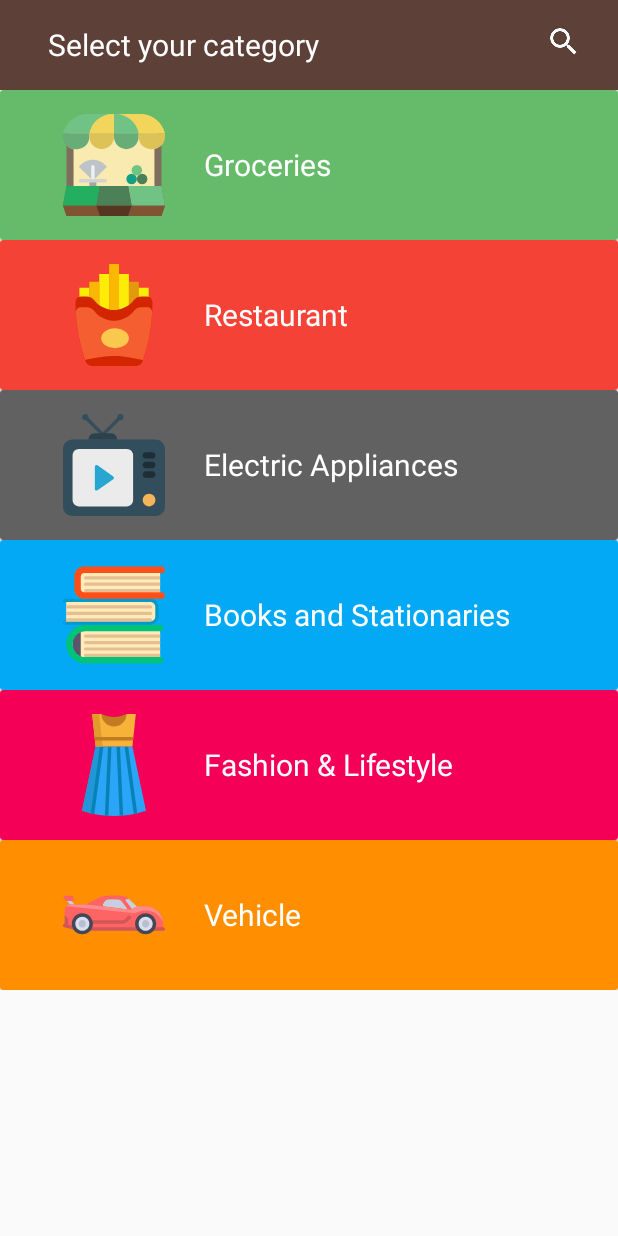
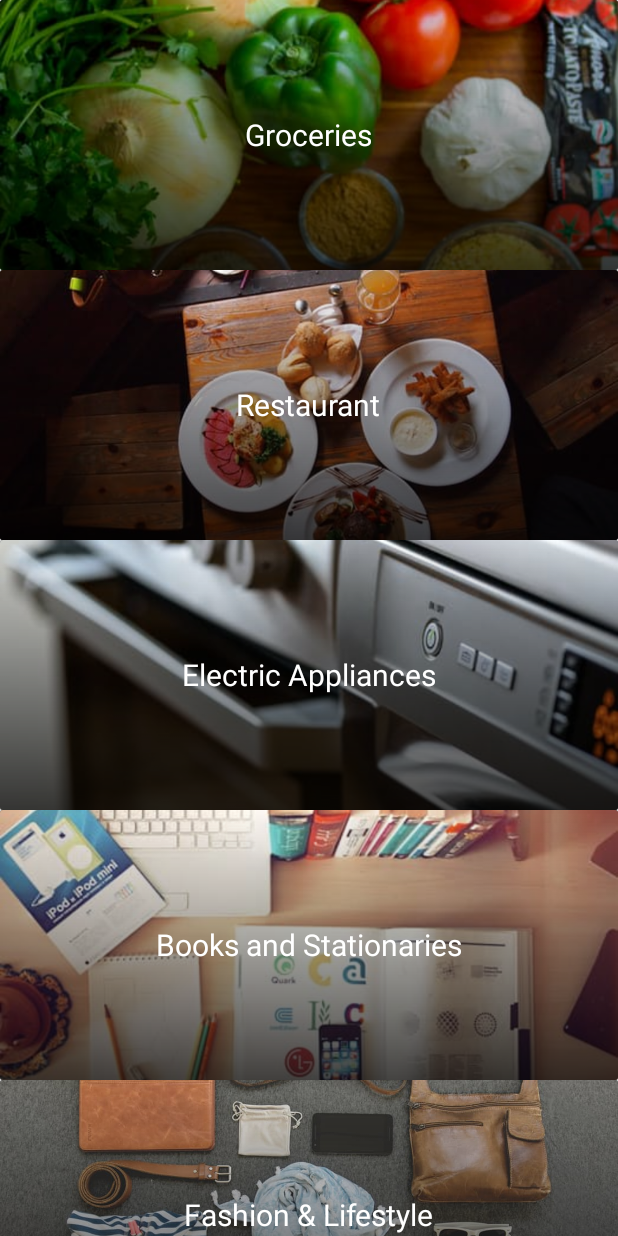
Before and after one commit to Jpdevelopers/Digital-Billing, an Android app: the CategoryActivity screen opened directly, with no data from a screen before it, on a phone screen of 412 x 824 dp. Run offline under Robolectric (Android 15) with nearby library versions, the phone set to English and light mode, and no system bars.

Commit message:
Modified Category Activity UI

```diff
--- a/app/src/main/java/app/com/thetechnocafe/digitalbilling/CategoryActivity.java
+++ b/app/src/main/java/app/com/thetechnocafe/digitalbilling/CategoryActivity.java
@@ -1,10 +1,8 @@
 package app.com.thetechnocafe.digitalbilling;
 
 import android.content.Context;
-import android.graphics.Color;
 import android.os.Bundle;
 import android.support.v7.app.AppCompatActivity;
-import android.support.v7.widget.CardView;
 import android.support.v7.widget.LinearLayoutManager;
 import android.support.v7.widget.RecyclerView;
 import android.view.LayoutInflater;
@@ -30,12 +28,12 @@ public class CategoryActivity extends AppCompatActivity {
         mCategoryRecyclerView.setLayoutManager(new LinearLayoutManager(getBaseContext()));
 
         ArrayList<CategoryModel> categories = new ArrayList<>();
-        categories.add(new CategoryModel("Groceries", R.drawable.grocery, Color.parseColor("#66BB6A")));
-        categories.add(new CategoryModel("Restaurant", R.drawable.fries, Color.parseColor("#F44336")));
-        categories.add(new CategoryModel("Electric Appliances", R.drawable.television, Color.parseColor("#616161")));
-        categories.add(new CategoryModel("Books and Stationaries", R.drawable.books, Color.parseColor("#03A9F4")));
-        categories.add(new CategoryModel("Fashion & Lifestyle", R.drawable.dress, Color.parseColor("#F50057")));
-        categories.add(new CategoryModel("Vehicle", R.drawable.racing, Color.parseColor("#FF8F00")));
+        categories.add(new CategoryModel("Groceries", R.drawable.groceries));
+        categories.add(new CategoryModel("Restaurant", R.drawable.restaurant));
+        categories.add(new CategoryModel("Electric Appliances", R.drawable.appliances));
+        categories.add(new CategoryModel("Books and Stationaries", R.drawable.book));
+        categories.add(new CategoryModel("Fashion & Lifestyle", R.drawable.fashion));
+        categories.add(new CategoryModel("Vehicle", R.drawable.cars));
 
         RecyclerAdapter adapter = new RecyclerAdapter(categories, getBaseContext());
         mCategoryRecyclerView.setAdapter(adapter);
@@ -62,7 +60,6 @@ public class CategoryActivity extends AppCompatActivity {
         public void onBindViewHolder(RecyclerViewHolder holder, int position) {
             holder.mCategoryTextView.setText(categories.get(position).getCategory());
             holder.mImageView.setImageDrawable(getResources().getDrawable(categories.get(position).getmImage()));
-            holder.mCardView.setCardBackgroundColor(categories.get(position).getBackgroundColor());
         }
 
         @Override
@@ -74,14 +71,12 @@ public class CategoryActivity extends AppCompatActivity {
     public class RecyclerViewHolder extends RecyclerView.ViewHolder implements View.OnClickListener {
         TextView mCategoryTextView;
         ImageView mImageView;
-        CardView mCardView;
 
         public RecyclerViewHolder(View itemView) {
             super(itemView);
             itemView.setOnClickListener(this);
             mImageView = (ImageView) itemView.findViewById(R.id.category_recycler_view_item_image_view);
             mCategoryTextView = (TextView) itemView.findViewById(R.id.category_recycler_view_item_text_view);
-            mCardView = (CardView) itemView.findViewById(R.id.category_recycler_view_item_card_view);
         }
 
         @Override
--- a/app/src/main/java/app/com/thetechnocafe/digitalbilling/Models/CategoryModel.java
+++ b/app/src/main/java/app/com/thetechnocafe/digitalbilling/Models/CategoryModel.java
@@ -7,12 +7,10 @@ package app.com.thetechnocafe.digitalbilling.Models;
 public class CategoryModel {
     String category;
     int mImage;
-    int backgroundColor;
 
-    public CategoryModel(String category, int mImage, int backgroundColor) {
+    public CategoryModel(String category, int mImage) {
         this.category = category;
         this.mImage = mImage;
-        this.backgroundColor = backgroundColor;
     }
 
     public String getCategory() {
@@ -30,12 +28,4 @@ public class CategoryModel {
     public void setmImage(int mImage) {
         this.mImage = mImage;
     }
-
-    public int getBackgroundColor() {
-        return backgroundColor;
-    }
-
-    public void setBackgroundColor(int backgroundColor) {
-        this.backgroundColor = backgroundColor;
-    }
 }
--- /dev/null
+++ b/app/src/main/res/drawable-mdpi/image_gradient.xml
@@ -0,0 +1,6 @@
+<shape xmlns:android="http://schemas.android.com/apk/res/android">
+    <gradient
+        android:angle="90"
+        android:endColor="#00000000"
+        android:startColor="#BB000000" />
+</shape>
--- a/app/src/main/res/drawable/books.xml
+++ /dev/null
@@ -1,57 +0,0 @@
-<vector xmlns:android="http://schemas.android.com/apk/res/android"
-    android:width="24dp"
-    android:height="24dp"
-    android:viewportHeight="504.0"
-    android:viewportWidth="504.0">
-    <path
-        android:fillColor="#FFEBB7"
-        android:pathData="M479.8,476h-375c-40.3,0 -73,-32.7 -73,-73v-14c0,-40.3 32.7,-73 73,-73h375V476z" />
-    <path
-        android:fillColor="#5C546A"
-        android:pathData="M47.8,332h40v128h-40z" />
-    <path
-        android:fillColor="#FFEBB7"
-        android:pathData="M441.8,292h-426V180h426c12.1,0 22,9.9 22,22v68C463.8,282.1 453.9,292 441.8,292z" />
-    <path
-        android:fillColor="#FFEBB7"
-        android:pathData="M71.8,36h408v120h-408z" />
-    <path
-        android:fillColor="#00C37A"
-        android:pathData="M480,492H112c-52.9,0 -96,-43.1 -96,-96s43.1,-96 96,-96h368c8.8,0 16,7.2 16,16s-7.2,16 -16,16H112c-35.3,0 -64,28.7 -64,64s28.7,64 64,64h368c8.8,0 16,7.2 16,16S488.8,492 480,492z" />
-    <path
-        android:fillColor="#009BCA"
-        android:pathData="M432,300H8c-4.4,0 -8,-3.6 -8,-8s3.6,-8 8,-8h424c13.2,0 24,-10.8 24,-24v-48c0,-13.2 -10.8,-24 -24,-24H8c-4.4,0 -8,-3.6 -8,-8s3.6,-8 8,-8h424c22.1,0 40,17.9 40,40v48C472,282.1 454.1,300 432,300z" />
-    <path
-        android:fillColor="#E6BE94"
-        android:pathData="M479.8,76h-368c-4.4,0 -8,-3.6 -8,-8l0,0c0,-4.4 3.6,-8 8,-8h368V76z" />
-    <path
-        android:fillColor="#E6BE94"
-        android:pathData="M479.8,108h-368c-4.4,0 -8,-3.6 -8,-8l0,0c0,-4.4 3.6,-8 8,-8h368V108z" />
-    <path
-        android:fillColor="#E6BE94"
-        android:pathData="M479.8,140h-368c-4.4,0 -8,-3.6 -8,-8l0,0c0,-4.4 3.6,-8 8,-8h368V140z" />
-    <path
-        android:fillColor="#E6BE94"
-        android:pathData="M15.8,204h416c4.4,0 8,3.6 8,8l0,0c0,4.4 -3.6,8 -8,8h-416C15.8,220 15.8,204 15.8,204z" />
-    <path
-        android:fillColor="#E6BE94"
-        android:pathData="M15.8,236h416c4.4,0 8,3.6 8,8l0,0c0,4.4 -3.6,8 -8,8h-416C15.8,252 15.8,236 15.8,236z" />
-    <path
-        android:fillColor="#E6BE94"
-        android:pathData="M15.8,268h416c4.4,0 8,3.6 8,8l0,0c0,4.4 -3.6,8 -8,8h-416C15.8,284 15.8,268 15.8,268z" />
-    <path
-        android:fillColor="#FF4F19"
-        android:pathData="M488,172H104c-26.5,0 -48,-21.5 -48,-48V60c0,-26.5 21.5,-48 48,-48h384c8.8,0 16,7.2 16,16s-7.2,16 -16,16H104c-8.8,0 -16,7.2 -16,16v64c0,8.8 7.2,16 16,16h384c8.8,0 16,7.2 16,16S496.8,172 488,172z" />
-    <path
-        android:fillColor="#E6BE94"
-        android:pathData="M111.8,444c-4.4,0 -8,3.6 -8,8s3.6,8 8,8h368v-16H111.8z" />
-    <path
-        android:fillColor="#E6BE94"
-        android:pathData="M111.8,412c-4.4,0 -8,3.6 -8,8s3.6,8 8,8h368v-16H111.8z" />
-    <path
-        android:fillColor="#E6BE94"
-        android:pathData="M111.8,380c-4.4,0 -8,3.6 -8,8s3.6,8 8,8h368v-16H111.8z" />
-    <path
-        android:fillColor="#E6BE94"
-        android:pathData="M111.8,348c-4.4,0 -8,3.6 -8,8s3.6,8 8,8h368v-16H111.8z" />
-</vector>
--- a/app/src/main/res/drawable/dress.xml
+++ /dev/null
@@ -1,36 +0,0 @@
-<vector xmlns:android="http://schemas.android.com/apk/res/android"
-    android:width="24dp"
-    android:height="24dp"
-    android:viewportHeight="512.001"
-    android:viewportWidth="512.001">
-    <path
-        android:fillColor="#C17C21"
-        android:pathData="M348.8,94.2H163.2L193,0l0,0c39.5,20.4 86.4,20.4 125.9,0l0,0L348.8,94.2z" />
-    <path
-        android:fillColor="#2BA5F7"
-        android:pathData="M416.7,486c-14.6,4.9 -29.4,9 -44.3,12.5c-5.7,1.3 -11.4,2.6 -17.1,3.7c-17.7,3.5 -35.5,6.1 -53.4,7.7c-5.8,0.5 -11.6,0.9 -17.5,1.3c-18.9,1.1 -37.9,1.1 -56.8,0c-5.8,-0.3 -11.6,-0.7 -17.5,-1.3c-17.9,-1.6 -35.7,-4.2 -53.4,-7.7c-5.7,-1.1 -11.5,-2.4 -17.1,-3.7c-14.9,-3.5 -29.7,-7.7 -44.3,-12.5l68.4,-322.3h184.7L416.7,486z" />
-    <path
-        android:fillColor="#2197D8"
-        android:pathData="M195.8,163.7h-32.2L95.3,486c14.6,4.9 29.4,9 44.3,12.5c4.3,1 8.7,2 13.1,2.9L195.8,163.7z" />
-    <path
-        android:fillColor="#0881B7"
-        android:pathData="M372.4,498.5c-5.7,1.3 -11.4,2.6 -17.1,3.7l-46.1,-338.5l-1,-7.5l17.3,-2.4l1.3,9.8L372.4,498.5z" />
-    <path
-        android:fillColor="#0881B7"
-        android:pathData="M203.9,156.2l-1,7.5l-46.1,338.5c-5.7,-1.1 -11.5,-2.4 -17.1,-3.7l45.6,-334.8l1.3,-9.8L203.9,156.2z" />
-    <path
-        android:fillColor="#0881B7"
-        android:pathData="M301.9,509.9c-5.8,0.5 -11.6,0.9 -17.5,1.3L268.6,163.7l-0.4,-8.3l17.5,-0.8l0.4,9.1L301.9,509.9z" />
-    <path
-        android:fillColor="#0881B7"
-        android:pathData="M243.8,155.4l-0.4,8.3l-15.8,347.5c-5.8,-0.3 -11.6,-0.7 -17.5,-1.3l15.8,-346.2l0.4,-9.1L243.8,155.4z" />
-    <path
-        android:fillColor="#F7B239"
-        android:pathData="M365.6,0l-12.2,115.4l-1.9,17.5l-3.2,30.8H163.7l-3.2,-30.8l-1.8,-17.5L146.4,0h46.6c0,34.8 28.2,63 63,63c34.8,0 63,-28.2 63,-63H365.6z" />
-    <path
-        android:fillColor="#E09B2D"
-        android:pathData="M193.4,115.4l-12.2,-115.4l-34.8,0l12.2,115.4l1.8,17.5l3.2,30.8l34.8,0l-3.2,-30.8z" />
-    <path
-        android:fillColor="#C17C21"
-        android:pathData="M353.4,115.4l-1.9,17.5l-191.2,0l-1.8,-17.5z" />
-</vector>
--- a/app/src/main/res/drawable/fries.xml
+++ /dev/null
@@ -1,36 +0,0 @@
-<vector xmlns:android="http://schemas.android.com/apk/res/android"
-    android:width="24dp"
-    android:height="24dp"
-    android:viewportHeight="51.5"
-    android:viewportWidth="51.5">
-    <path
-        android:fillColor="#FAB900"
-        android:pathData="M25.75,23.73c0.76,0 1.63,-0.11 2.54,-0.33V0h-5v23.41C24.16,23.62 25,23.73 25.75,23.73z" />
-    <path
-        android:fillColor="#FDEB08"
-        android:pathData="M33.28,21.18V5h-5v18C29.97,22.6 31.78,22.23 33.28,21.18z" />
-    <path
-        android:fillColor="#E09A0A"
-        android:pathData="M35.5,19.07c0.69,-0.96 1.67,-1.65 2.79,-1.97V9h-5v12C34.16,20.39 34.93,19.86 35.5,19.07z" />
-    <path
-        android:fillColor="#FDEB08"
-        android:pathData="M39.66,16.9h2.86c0.27,0 0.52,0.05 0.76,0.12V12h-5v5.1C38.73,16.98 39.19,16.9 39.66,16.9z" />
-    <path
-        android:fillColor="#FDEB08"
-        android:pathData="M23.28,23V5h-5v16.23C19.79,22.27 21.6,22.61 23.28,23z" />
-    <path
-        android:fillColor="#F8B700"
-        android:pathData="M16,19.07c0.59,0.82 1.38,1.31 2.28,1.93V9h-5v8.12C14.36,17.45 15.32,18.13 16,19.07z" />
-    <path
-        android:fillColor="#FDEB08"
-        android:pathData="M8.97,16.9h2.86c0.5,0 0.99,0.08 1.45,0.22V12h-5v5C8.5,16.94 8.73,16.9 8.97,16.9z" />
-    <path
-        android:fillColor="#D32500"
-        android:pathData="M39.66,16.4c-1.64,0 -3.19,0.79 -4.14,2.13c-2.06,2.91 -6.75,4.7 -9.78,4.7s-7.71,-1.78 -9.77,-4.7c-0.95,-1.34 -2.5,-2.13 -4.14,-2.13H8.97c-1.66,0 -2.65,1.45 -2.65,3.13l0,0.17c-0.02,9.79 1.61,19.52 4.82,28.76l0.22,0.65c0.46,1.31 1.96,2.38 3.35,2.38h22.06c1.77,0 3.28,-1.28 3.58,-3.03l0,0c3.26,-9.24 4.89,-18.98 4.82,-28.79l-0,-0.15c0,-1.68 -0.99,-3.13 -2.65,-3.13H39.66z" />
-    <path
-        android:fillColor="#F55E30"
-        android:pathData="M42.52,21.8h-2.86c-1.64,0 -3.19,0.79 -4.14,2.13c-2.06,2.91 -6.75,4.7 -9.78,4.7s-7.71,-1.78 -9.77,-4.7c-0.95,-1.34 -2.5,-2.13 -4.14,-2.13H8.97c-1.36,0 -2.26,0.98 -2.55,2.24c0.4,8.32 1.97,16.55 4.72,24.43c0,0 8.65,-1.97 14.64,-1.97c5.98,0 14.53,2.19 14.57,1.97c2.77,-7.85 4.35,-16.07 4.73,-24.37C44.81,22.8 43.9,21.8 42.52,21.8z" />
-    <path
-        android:fillColor="#FAC84D"
-        android:pathData="M19.28,37.5a7,5 0,1 0,14 0a7,5 0,1 0,-14 0z" />
-</vector>
--- a/app/src/main/res/drawable/grocery.xml
+++ /dev/null
@@ -1,81 +0,0 @@
-<vector xmlns:android="http://schemas.android.com/apk/res/android"
-    android:width="24dp"
-    android:height="24dp"
-    android:viewportHeight="58.0"
-    android:viewportWidth="58.0">
-    <path
-        android:fillColor="#F9EAB0"
-        android:pathData="M3,11h51v30h-51z" />
-    <path
-        android:fillColor="#7F5B53"
-        android:pathData="M56,41l-15,0l-4,0l-35,0l-2,11l2,6l35,0l4,0l15,0l2,-6z" />
-    <path
-        android:fillColor="#71C285"
-        android:pathData="M17,0h-2.98H14v0C7.5,0.01 1.84,4.37 0.1,10.64C-0.11,11.41 0.19,11 0.38,11H14h1h14V0H17z" />
-    <path
-        android:fillColor="#F3D55B"
-        android:pathData="M45,11h12.65c0.18,0 0.4,0.17 0.26,-0.34l-0.01,-0.02C56.28,4.69 51.08,0.47 45,0.04V0h-1.02H41H29v11h14H45z" />
-    <path
-        android:fillColor="#BDC3C7"
-        android:pathData="M17,37.97L9,29.97l1.13,-1.13c3.8,-3.8 9.95,-3.8 13.75,0L25,29.97l-8,8C17,37.97 17,37.97 17,37.97z" />
-    <path
-        android:fillColor="#A5A5A4"
-        android:pathData="M15,37.97h4v3h-4z" />
-    <path
-        android:fillColor="#14A085"
-        android:pathData="M39,37m-3,0a3,3 0,1 1,6 0a3,3 0,1 1,-6 0" />
-    <path
-        android:fillColor="#4C8056"
-        android:pathData="M45,37m-3,0a3,3 0,1 1,6 0a3,3 0,1 1,-6 0" />
-    <path
-        android:fillColor="#71C285"
-        android:pathData="M42,32m-3,0a3,3 0,1 1,6 0a3,3 0,1 1,-6 0" />
-    <path
-        android:fillColor="#F3D55B"
-        android:pathData="M29,11H15l0,0c1.16,-6.37 6.71,-11 13.18,-11H29V11z" />
-    <path
-        android:fillColor="#71C285"
-        android:pathData="M43,11H29V0h0.82C36.29,0 41.84,4.63 43,11L43,11z" />
-    <path
-        android:fillColor="#68AD77"
-        android:pathData="M8,20H7c-3.87,0 -7,-3.13 -7,-7l0,-1.84C0,11.07 0.07,11 0.16,11H15v2C15,16.87 11.87,20 8,20z" />
-    <path
-        android:fillColor="#DDC357"
-        android:pathData="M22,20L22,20c-3.87,0 -7,-3.13 -7,-7v-2h14v2C29,16.87 25.87,20 22,20z" />
-    <path
-        android:fillColor="#68AD77"
-        android:pathData="M36,20L36,20c-3.87,0 -7,-3.13 -7,-7v-2h14v2C43,16.87 39.87,20 36,20z" />
-    <path
-        android:fillColor="#DDC357"
-        android:pathData="M51,20h-1c-3.87,0 -7,-3.13 -7,-7v-2h14.84c0.09,0 0.16,0.07 0.16,0.16V13C58,16.87 54.87,20 51,20z" />
-    <path
-        android:fillColor="#7F6E5D"
-        android:pathData="M2,17.89V41h4V19.92C4.44,19.7 3.05,18.97 2,17.89z" />
-    <path
-        android:fillColor="#7F6E5D"
-        android:pathData="M52,19.92V41h4V17.89C54.95,18.97 53.56,19.7 52,19.92z" />
-    <path
-        android:fillColor="#805333"
-        android:pathData="M0,52l2,6l19,0l-2,-6z" />
-    <path
-        android:fillColor="#805333"
-        android:pathData="M39,52l-2,6l19,0l2,-6z" />
-    <path
-        android:fillColor="#563621"
-        android:pathData="M37,58l-16,0l-2,-6l20,0z" />
-    <path
-        android:fillColor="#ECF0F1"
-        android:pathData="M17,37.97c0,0 0,0 0,0L18,36.97v-7c0,-0.55 -0.45,-1 -1,-1s-1,0.45 -1,1v7L17,37.97z" />
-    <path
-        android:fillColor="#D1D4D1"
-        android:pathData="M24,38.97H10c-0.55,0 -1,-0.45 -1,-1s0.45,-1 1,-1h14c0.55,0 1,0.45 1,1S24.55,38.97 24,38.97z" />
-    <path
-        android:fillColor="#24AE5F"
-        android:pathData="M21,41l-19,0l-2,11l19,0z" />
-    <path
-        android:fillColor="#71C285"
-        android:pathData="M58,52l-2,-11l-19,0l2,11z" />
-    <path
-        android:fillColor="#4C8056"
-        android:pathData="M37,41l-16,0l-2,11l20,0z" />
-</vector>
--- a/app/src/main/res/drawable/racing.xml
+++ /dev/null
@@ -1,54 +0,0 @@
-<vector xmlns:android="http://schemas.android.com/apk/res/android"
-    android:width="24dp"
-    android:height="24dp"
-    android:viewportHeight="511.999"
-    android:viewportWidth="511.999">
-    <path
-        android:fillColor="#C7CFE2"
-        android:pathData="M46.1,217.4l-35.3,-44.1l13.8,-11l35.3,44.1z" />
-    <path
-        android:fillColor="#C7CFE2"
-        android:pathData="M206.5,213.4c-5.8,-0.7 -8.9,-7.2 -5.9,-12.2l6.9,-11.4c4.8,-7.9 13.2,-13.2 22.5,-13.2c0.1,0 0.1,0 0.2,0h43.5c8.3,0 16.2,3.9 21.2,10.6l31,41.4L206.5,213.4z" />
-    <path
-        android:fillColor="#C7CFE2"
-        android:pathData="M324,170.7c-0.7,-0.6 -1.6,-1.2 -2.5,-1.8h-39.1l61.8,69.5l35.3,-17.7C379.6,220.7 338.3,182.3 324,170.7z" />
-    <path
-        android:fillColor="#FF6464"
-        android:pathData="M414.9,211.9h-36.1c-5.2,0 -10.3,1.5 -14.7,4.4l-12.5,8.3c-1.5,1 -3.1,1.8 -4.7,2.4l-32.8,-43.8c-2.1,-2.8 -0.1,-6.8 3.4,-6.8h13.5c-2.7,-2.3 -5,-4.3 -6.9,-5.9c-7,-5.7 -20.2,-11.8 -50.4,-11.8h-43.5c-19.2,0 -38.1,4.5 -55.3,13.1l-62.2,31.1H35.3c-14.6,0 -26.5,11.9 -26.5,26.5v79.4l61.8,17.7h432.6v-26.5C503.2,251.4 463.6,211.9 414.9,211.9zM206.5,213.4c-5.8,-0.7 -8.9,-7.2 -5.9,-12.2l6.9,-11.4c4.8,-7.9 13.2,-13.2 22.5,-13.2c0.1,0 0.1,0 0.2,0h43.5c8.3,0 16.2,3.9 21.2,10.6l31,41.4L206.5,213.4z" />
-    <path
-        android:fillColor="#D2555A"
-        android:pathData="M503.2,335.4H105.9c-4.9,0 -8.8,-3.9 -8.8,-8.8s3.9,-8.8 8.8,-8.8h397.2c4.9,0 8.8,3.9 8.8,8.8S508.1,335.4 503.2,335.4z" />
-    <path
-        android:fillColor="#D7DEED"
-        android:pathData="M414.9,300.1m-44.1,0a44.1,44.1 0,1 1,88.3 0a44.1,44.1 0,1 1,-88.3 0" />
-    <path
-        android:fillColor="#464655"
-        android:pathData="M414.9,353.1c-29.2,0 -53,-23.8 -53,-53c0,-29.2 23.8,-53 53,-53c29.2,0 53,23.8 53,53C467.9,329.3 444.1,353.1 414.9,353.1zM414.9,264.8c-19.5,0 -35.3,15.8 -35.3,35.3s15.8,35.3 35.3,35.3c19.5,0 35.3,-15.8 35.3,-35.3C450.2,280.7 434.4,264.8 414.9,264.8z" />
-    <path
-        android:fillColor="#B8BFD4"
-        android:pathData="M414.9,300.1m-17.7,0a17.7,17.7 0,1 1,35.3 0a17.7,17.7 0,1 1,-35.3 0" />
-    <path
-        android:fillColor="#D2555A"
-        android:pathData="M79.5,335.4c-0.7,0 -1.4,-0.1 -2.1,-0.3L6.7,317.5c-4.7,-1.2 -7.6,-6 -6.4,-10.7c1.2,-4.7 6,-7.6 10.7,-6.4l70.6,17.7c4.7,1.2 7.6,6 6.4,10.7C87,332.8 83.4,335.4 79.5,335.4z" />
-    <path
-        android:fillColor="#D2555A"
-        android:pathData="M8.8,256l12.5,12.5c3.3,3.3 5.2,7.8 5.2,12.5v36.8l-17.7,-8.8C8.8,309 8.8,256 8.8,256z" />
-    <path
-        android:fillColor="#D2555A"
-        android:pathData="M294.3,300.1H141.2c-4.9,0 -8.8,-3.9 -8.8,-8.8s3.9,-8.8 8.8,-8.8h153.1c7.1,0 13.7,-2.8 18.7,-7.8l13.4,-13.4c3.4,-3.4 9,-3.4 12.5,0s3.4,9 0,12.5l-13.4,13.4C317.2,295.5 306.1,300.1 294.3,300.1z" />
-    <path
-        android:fillColor="#D7DEED"
-        android:pathData="M97.1,300.1m-44.1,0a44.1,44.1 0,1 1,88.3 0a44.1,44.1 0,1 1,-88.3 0" />
-    <path
-        android:fillColor="#464655"
-        android:pathData="M97.1,353.1c-29.2,0 -53,-23.8 -53,-53c0,-29.2 23.8,-53 53,-53s53,23.8 53,53C150.1,329.3 126.3,353.1 97.1,353.1zM97.1,264.8c-19.5,0 -35.3,15.8 -35.3,35.3s15.8,35.3 35.3,35.3s35.3,-15.8 35.3,-35.3C132.4,280.7 116.6,264.8 97.1,264.8z" />
-    <path
-        android:fillColor="#B8BFD4"
-        android:pathData="M97.1,300.1m-17.7,0a17.7,17.7 0,1 1,35.3 0a17.7,17.7 0,1 1,-35.3 0" />
-    <path
-        android:fillColor="#FF8B8B"
-        android:pathData="M15.2,212.5l338.9,33.9c4.7,0.5 9.5,-0.3 13.8,-2.3c20.6,-9.7 90,-34.5 134.7,46.2c-4.9,-44.1 -42.3,-78.5 -87.7,-78.5h-36.1c-5.2,0 -10.3,1.5 -14.7,4.4l-12.5,8.3c-1.5,1 -3.1,1.8 -4.7,2.4c0,0 -3.2,3.8 -21,1.5l-70.7,-9c-59.1,-7.4 -134.3,-16.6 -142.5,-16.6H35.3C27.2,203 20,206.8 15.2,212.5z" />
-    <path
-        android:fillColor="#FF6464"
-        android:pathData="M44.1,185.4H21.6c-7.6,0 -14.3,-4.9 -16.7,-12.1l-2.6,-7.9c-1.1,-3.2 1.3,-6.5 4.7,-6.5h37.3c4.9,0 8.8,4 8.8,8.8v8.8C53,181.4 49,185.4 44.1,185.4z" />
-</vector>
--- a/app/src/main/res/drawable/television.xml
+++ /dev/null
@@ -1,27 +0,0 @@
-<vector xmlns:android="http://schemas.android.com/apk/res/android"
-    android:width="24dp"
-    android:height="24dp"
-    android:viewportHeight="280.028"
-    android:viewportWidth="280.028">
-    <path
-        android:fillColor="#324D5B"
-        android:pathData="M26.25,70.01h227.52c14.5,0 26.25,11.76 26.25,26.25v157.51c0,14.49 -11.75,26.25 -26.25,26.25H26.25C11.76,280.03 0,268.27 0,253.77V96.26C0,81.76 11.76,70.01 26.25,70.01z" />
-    <path
-        android:fillColor="#1E2E37"
-        android:pathData="M227.52,122.51h17.5c4.84,0 8.75,-3.91 8.75,-8.75s-3.91,-8.75 -8.75,-8.75h-17.5c-4.83,0 -8.75,3.91 -8.75,8.75S222.69,122.51 227.52,122.51zM245.02,131.26h-17.5c-4.83,0 -8.75,3.91 -8.75,8.75s3.92,8.75 8.75,8.75h17.5c4.84,0 8.75,-3.91 8.75,-8.75S249.86,131.26 245.02,131.26zM245.02,157.51h-17.5c-4.83,0 -8.75,3.91 -8.75,8.75s3.92,8.75 8.75,8.75h17.5c4.84,0 8.75,-3.91 8.75,-8.75S249.86,157.51 245.02,157.51z" />
-    <path
-        android:fillColor="#F4B459"
-        android:pathData="M236.27,218.77c9.66,0 17.5,7.84 17.5,17.5s-7.84,17.5 -17.5,17.5s-17.5,-7.84 -17.5,-17.5S226.61,218.77 236.27,218.77z" />
-    <path
-        android:fillColor="#EBEBEB"
-        android:pathData="M43.75,96.26h131.26c9.66,0 17.5,7.84 17.5,17.5v122.51c0,9.66 -7.84,17.5 -17.5,17.5H43.75c-9.66,0 -17.5,-7.84 -17.5,-17.5V113.76C26.25,104.09 34.09,96.26 43.75,96.26z" />
-    <path
-        android:fillColor="#344E5C"
-        android:pathData="M157.51,0c-4.84,0 -8.75,3.91 -8.75,8.75c0,0.64 0.23,1.2 0.36,1.79l-39.74,39.73L69.65,10.54c0.13,-0.6 0.36,-1.15 0.36,-1.78C70.01,3.91 66.1,0 61.26,0s-8.75,3.91 -8.75,8.75s3.91,8.75 8.75,8.75c0.63,0 1.19,-0.23 1.78,-0.36l44.21,44.21l2.13,-2.14l2.13,2.13l44.21,-44.21c0.6,0.13 1.15,0.37 1.78,0.37c4.84,0 8.75,-3.91 8.75,-8.75S162.35,0 157.51,0z" />
-    <path
-        android:fillColor="#2B414D"
-        android:pathData="M131.26,52.51H87.51c-9.66,0 -17.5,7.84 -17.5,17.5c0,0.22 78.78,-0.28 78.76,0.07C148.76,60.41 140.92,52.51 131.26,52.51z" />
-    <path
-        android:fillColor="#26A6D1"
-        android:pathData="M137.13,170.7l-42.46,-29.77c-3.63,-2.37 -7.21,-0.46 -7.21,4.26v59.69c0,4.72 3.58,6.65 7.21,4.26l42.38,-29.35C141.67,176.98 139.98,172.44 137.13,170.7z" />
-</vector>
--- a/app/src/main/res/layout/activity_category.xml
+++ b/app/src/main/res/layout/activity_category.xml
@@ -6,35 +6,9 @@
     android:layout_height="match_parent"
     tools:context="app.com.thetechnocafe.digitalbilling.SignInActivity">
 
-    <RelativeLayout
-        android:id="@+id/activity_category_relative_layout"
-        android:layout_width="match_parent"
-        android:layout_height="60dp"
-        android:background="@color/colorPrimary"
-        android:padding="16dp">
-
-        <TextView
-            android:id="@+id/activity_category_text_view"
-            android:layout_width="wrap_content"
-            android:layout_height="wrap_content"
-            android:layout_marginLeft="16dp"
-            android:text="Select your category"
-            android:textColor="#fff"
-            android:textSize="20sp" />
-
-        <ImageView
-            android:layout_width="wrap_content"
-            android:layout_height="wrap_content"
-            android:layout_alignParentRight="true"
-            android:layout_marginRight="8dp"
-            android:src="@drawable/ic_search_white_24dp" />
-
-    </RelativeLayout>
-
     <android.support.v7.widget.RecyclerView
         android:id="@+id/activity_category_recycler_view"
         android:layout_width="match_parent"
-        android:layout_height="wrap_content"
-        android:layout_below="@id/activity_category_relative_layout"></android.support.v7.widget.RecyclerView>
+        android:layout_height="wrap_content" />
 
 </RelativeLayout>
--- a/app/src/main/res/layout/category_recycler_view_item.xml
+++ b/app/src/main/res/layout/category_recycler_view_item.xml
@@ -3,33 +3,29 @@
     xmlns:app="http://schemas.android.com/apk/res-auto"
     android:id="@+id/category_recycler_view_item_card_view"
     android:layout_width="match_parent"
-    android:layout_height="100dp"
-    app:cardBackgroundColor="#f9b54c">
+    android:layout_height="180dp">
 
     <RelativeLayout
         android:layout_width="match_parent"
-        android:layout_height="match_parent"
-        android:padding="16dp">
+        android:layout_height="match_parent">
 
         <ImageView
             android:id="@+id/category_recycler_view_item_image_view"
-            android:layout_width="80dp"
-            android:layout_height="100dp"
-            android:layout_alignParentLeft="true"
-            android:layout_centerVertical="true"
-            android:layout_marginLeft="20dp"
-            android:src="@drawable/racing" />
+            android:layout_width="match_parent"
+            android:layout_height="match_parent"
+            android:foreground="@drawable/image_gradient"
+            android:scaleType="centerCrop"
+            android:src="@drawable/book" />
 
         <TextView
             android:id="@+id/category_recycler_view_item_text_view"
             android:layout_width="wrap_content"
             android:layout_height="wrap_content"
-            android:layout_centerVertical="true"
-            android:layout_marginLeft="20dp"
-            android:layout_toRightOf="@id/category_recycler_view_item_image_view"
+            android:layout_centerInParent="true"
             android:text="Category 1"
             android:textColor="#fff"
             android:textSize="20sp" />
+
     </RelativeLayout>
 
 
```
Also changed, not shown: app/src/main/res/drawable/appliances.jpeg (added), app/src/main/res/drawable/book.jpg (added), app/src/main/res/drawable/cars.jpeg (added), app/src/main/res/drawable/fashion.jpeg (added), app/src/main/res/drawable/groceries.jpeg (added), app/src/main/res/drawable/restaurant.jpeg (added).
